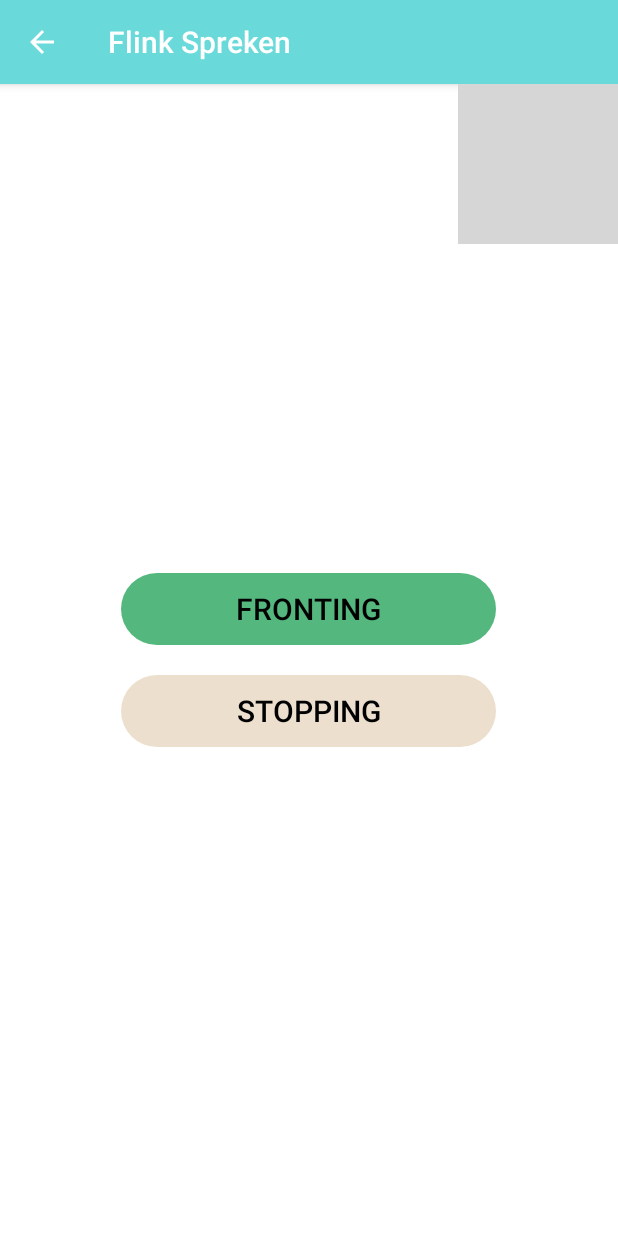
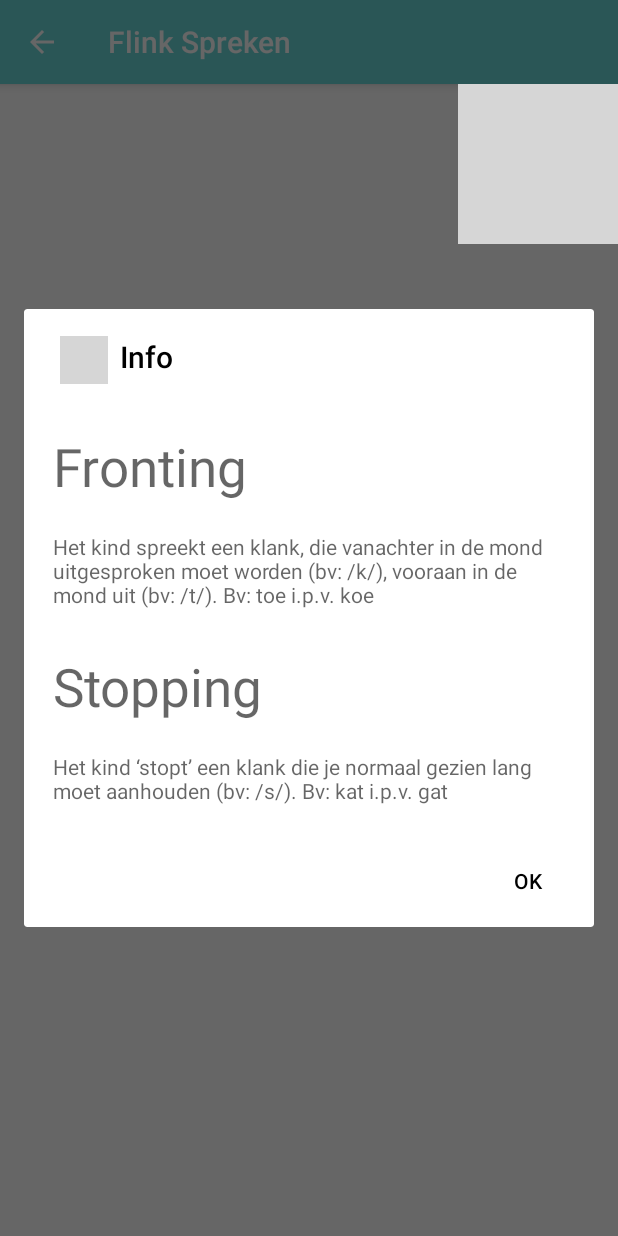
Before and after one commit to BramBleys/FlinkSpreken, an Android app: the FrontStopActivity screen opened directly, with no data from a screen before it, after a tap on an icon or button, on a phone screen of 412 x 824 dp. Run offline under Robolectric (Android 15) with nearby library versions, the phone set to English and light mode, and no system bars; grey boxes are pictures that could not be loaded.

Commit message:
Added popup with info

```diff
--- a/app/src/main/java/be/thomasmore/flinkspreken/FrontStopActivity.java
+++ b/app/src/main/java/be/thomasmore/flinkspreken/FrontStopActivity.java
@@ -1,11 +1,10 @@
 package be.thomasmore.flinkspreken;
 
-import android.app.AlertDialog;
-import android.app.Dialog;
 import android.content.DialogInterface;
-import android.support.v4.app.DialogFragment;
+import android.support.v7.app.AlertDialog;
 import android.support.v7.app.AppCompatActivity;
 import android.os.Bundle;
+import android.view.LayoutInflater;
 import android.view.Menu;
 import android.view.MenuItem;
 import android.view.View;
@@ -21,6 +20,19 @@ public class FrontStopActivity extends AppCompatActivity {
     }
 
     public void onClickButtonInfo(View v) {
+        AlertDialog.Builder builder = new AlertDialog.Builder(this);
+        LayoutInflater inflater = this.getLayoutInflater();
+
+        final View viewInflater = inflater.inflate(R.layout.info_popup, null);
+        builder.setTitle(R.string.info_popup_title)
+                .setIcon(R.drawable.info_icon)
+                .setView(viewInflater)
+                .setPositiveButton(R.string.info_popup_button, new DialogInterface.OnClickListener() {
+                    public void onClick(DialogInterface dialog, int whichButton) {
+                    }
+                });
+        AlertDialog dialog = builder.create();
+        dialog.show();
     }
 
     public void onClickButtonFronting(View v) {
--- /dev/null
+++ b/app/src/main/res/layout/info_popup.xml
@@ -0,0 +1,64 @@
+<?xml version="1.0" encoding="utf-8"?>
+<LinearLayout xmlns:android="http://schemas.android.com/apk/res/android"
+    android:layout_width="match_parent"
+    android:layout_height="match_parent"
+    android:orientation="vertical"
+    android:padding="15dp">
+
+    <LinearLayout
+        android:layout_width="wrap_content"
+        android:layout_height="wrap_content"
+        android:layout_marginBottom="8dp"
+        android:orientation="vertical">
+
+        <TextView
+            android:layout_width="match_parent"
+            android:layout_height="wrap_content"
+            android:layout_marginBottom="4dp"
+            android:layout_marginLeft="4dp"
+            android:layout_marginRight="4dp"
+            android:layout_marginTop="16dp"
+            android:hint="@string/fronting"
+            android:textColor="@color/zwart"
+            android:textSize="35sp" />
+
+        <TextView
+            android:layout_width="match_parent"
+            android:layout_height="wrap_content"
+            android:layout_marginBottom="4dp"
+            android:layout_marginLeft="4dp"
+            android:layout_marginRight="4dp"
+            android:layout_marginTop="16dp"
+            android:hint="@string/info_text_fronting"
+            android:textColor="@color/zwart" />
+
+    </LinearLayout>
+
+    <LinearLayout
+        android:layout_width="wrap_content"
+        android:layout_height="wrap_content"
+        android:orientation="vertical">
+
+        <TextView
+            android:layout_width="match_parent"
+            android:layout_height="wrap_content"
+            android:layout_marginBottom="4dp"
+            android:layout_marginLeft="4dp"
+            android:layout_marginRight="4dp"
+            android:layout_marginTop="16dp"
+            android:hint="@string/stopping"
+            android:textColor="@color/zwart"
+            android:textSize="35sp" />
+
+        <TextView
+            android:layout_width="match_parent"
+            android:layout_height="wrap_content"
+            android:layout_marginBottom="4dp"
+            android:layout_marginLeft="4dp"
+            android:layout_marginRight="4dp"
+            android:layout_marginTop="16dp"
+            android:hint="@string/info_text_stopping"
+            android:textColor="@color/zwart" />
+    </LinearLayout>
+
+</LinearLayout>
--- a/app/src/main/res/values/strings.xml
+++ b/app/src/main/res/values/strings.xml
@@ -13,4 +13,14 @@
 
     <string name="fronting">Fronting</string>
     <string name="stopping">Stopping</string>
+
+    <string name="info_text_fronting">Het kind spreekt een klank, die vanachter in de mond uitgesproken moet worden (bv: /k/), vooraan in de mond uit (bv: /t/).
+        Bv: toe i.p.v. koe
+    </string>
+    <string name="info_text_stopping">Het kind ‘stopt’ een klank die je normaal gezien lang moet aanhouden (bv: /s/).
+        Bv: kat i.p.v. gat
+    </string>
+    <string name="info_popup_title">Info</string>
+    <string name="info_popup_button">OK</string>
+
 </resources>
```
